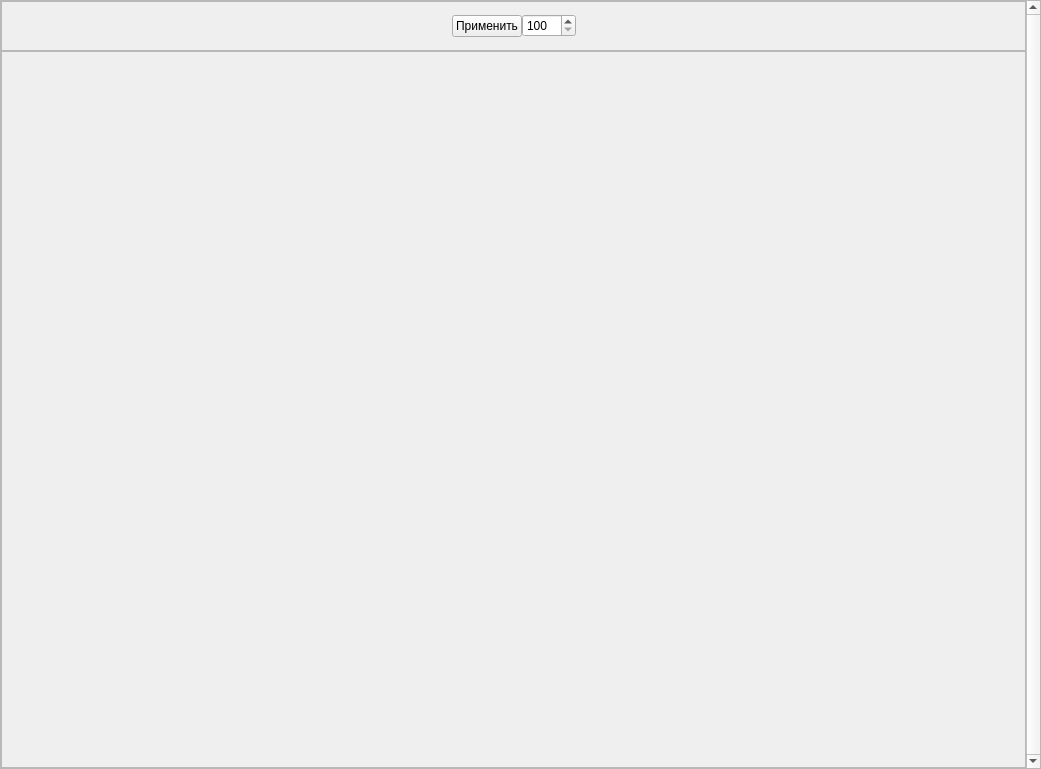
Qt form ui/viewing_layers.ui (CheckListHW/InputData) before a commit.
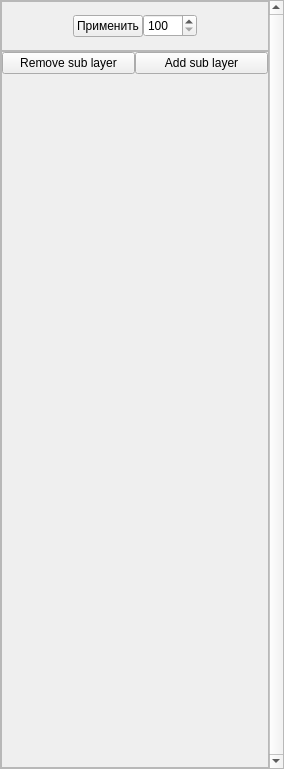
The same form after that commit.

```diff
--- a/ui/viewing_layers.ui
+++ b/ui/viewing_layers.ui
@@ -6,7 +6,7 @@
    <rect>
     <x>0</x>
     <y>0</y>
-    <width>1041</width>
+    <width>284</width>
     <height>769</height>
    </rect>
   </property>
@@ -43,7 +43,7 @@
         <rect>
          <x>0</x>
          <y>0</y>
-         <width>1022</width>
+         <width>265</width>
          <height>767</height>
         </rect>
        </property>
@@ -98,9 +98,40 @@
              <property name="bottomMargin">
               <number>0</number>
              </property>
+             <item>
+              <layout class="QHBoxLayout" name="horizontalLayout">
+               <item>
+                <widget class="QPushButton" name="removeSubLayersButton">
+                 <property name="text">
+                  <string>Remove sub layer</string>
+                 </property>
+                </widget>
+               </item>
+               <item>
+                <widget class="QPushButton" name="addSubLayersButton">
+                 <property name="text">
+                  <string>Add sub layer</string>
+                 </property>
+                </widget>
+               </item>
+              </layout>
+             </item>
              <item>
               <layout class="QGridLayout" name="layout_plots"/>
              </item>
+             <item>
+              <spacer name="verticalSpacer">
+               <property name="orientation">
+                <enum>Qt::Vertical</enum>
+               </property>
+               <property name="sizeHint" stdset="0">
+                <size>
+                 <width>20</width>
+                 <height>40</height>
+                </size>
+               </property>
+              </spacer>
+             </item>
             </layout>
            </widget>
           </item>
```
